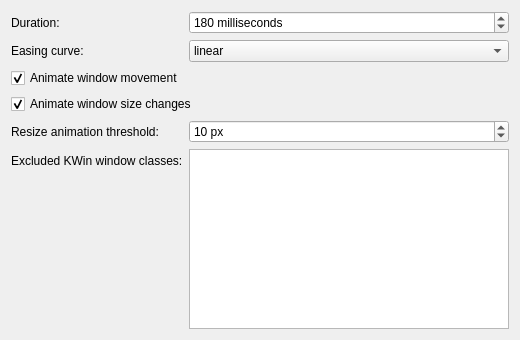
This is packaging/kwin-transition-effect/contents/ui/config.ui in kontonkara/driftile as Qt 5 draws it before an edit. The edited form follows.
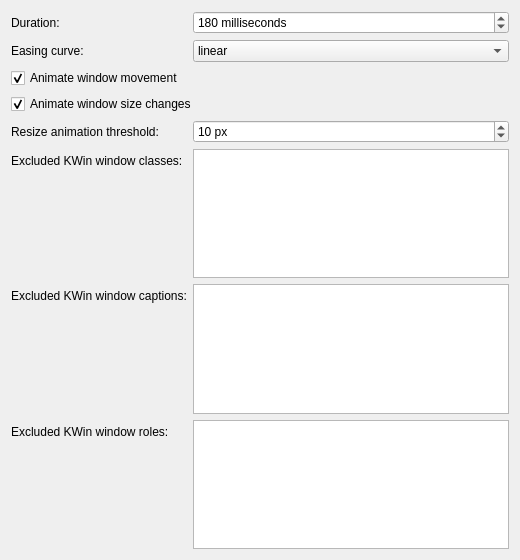
This is the edited form.

Commit message: feat(transitions): configure identity exclusions

What changed in the file:
```diff
--- a/packaging/kwin-transition-effect/contents/ui/config.ui
+++ b/packaging/kwin-transition-effect/contents/ui/config.ui
@@ -7,7 +7,7 @@
     <x>0</x>
     <y>0</y>
     <width>520</width>
-    <height>340</height>
+    <height>560</height>
    </rect>
   </property>
   <layout class="QFormLayout" name="formLayout">
@@ -177,6 +177,58 @@
      </property>
     </widget>
    </item>
+   <item row="6" column="0">
+    <widget class="QLabel" name="label_WindowCaptionExclusions">
+     <property name="text">
+      <string>Excluded KWin window captions:</string>
+     </property>
+     <property name="buddy">
+      <cstring>kcfg_WindowCaptionExclusions</cstring>
+     </property>
+    </widget>
+   </item>
+   <item row="6" column="1">
+    <widget class="QPlainTextEdit" name="kcfg_WindowCaptionExclusions">
+     <property name="toolTip">
+      <string>Enter up to 128 exact, case-sensitive public KWin window captions, one per line.</string>
+     </property>
+     <property name="whatsThis">
+      <string>Use the complete caption exposed by KWin. Each value may use up to 255 UTF-8 bytes. Blank lines are ignored and partial matches are not applied.</string>
+     </property>
+     <property name="minimumSize">
+      <size>
+       <width>0</width>
+       <height>100</height>
+      </size>
+     </property>
+    </widget>
+   </item>
+   <item row="7" column="0">
+    <widget class="QLabel" name="label_WindowRoleExclusions">
+     <property name="text">
+      <string>Excluded KWin window roles:</string>
+     </property>
+     <property name="buddy">
+      <cstring>kcfg_WindowRoleExclusions</cstring>
+     </property>
+    </widget>
+   </item>
+   <item row="7" column="1">
+    <widget class="QPlainTextEdit" name="kcfg_WindowRoleExclusions">
+     <property name="toolTip">
+      <string>Enter up to 128 exact, case-sensitive public KWin window roles, one per line.</string>
+     </property>
+     <property name="whatsThis">
+      <string>Use the complete windowRole value exposed by KWin. Each value may use up to 255 UTF-8 bytes. Blank lines are ignored and partial matches are not applied.</string>
+     </property>
+     <property name="minimumSize">
+      <size>
+       <width>0</width>
+       <height>100</height>
+      </size>
+     </property>
+    </widget>
+   </item>
   </layout>
  </widget>
  <resources/>
```
The commit also changes 1 other file.
